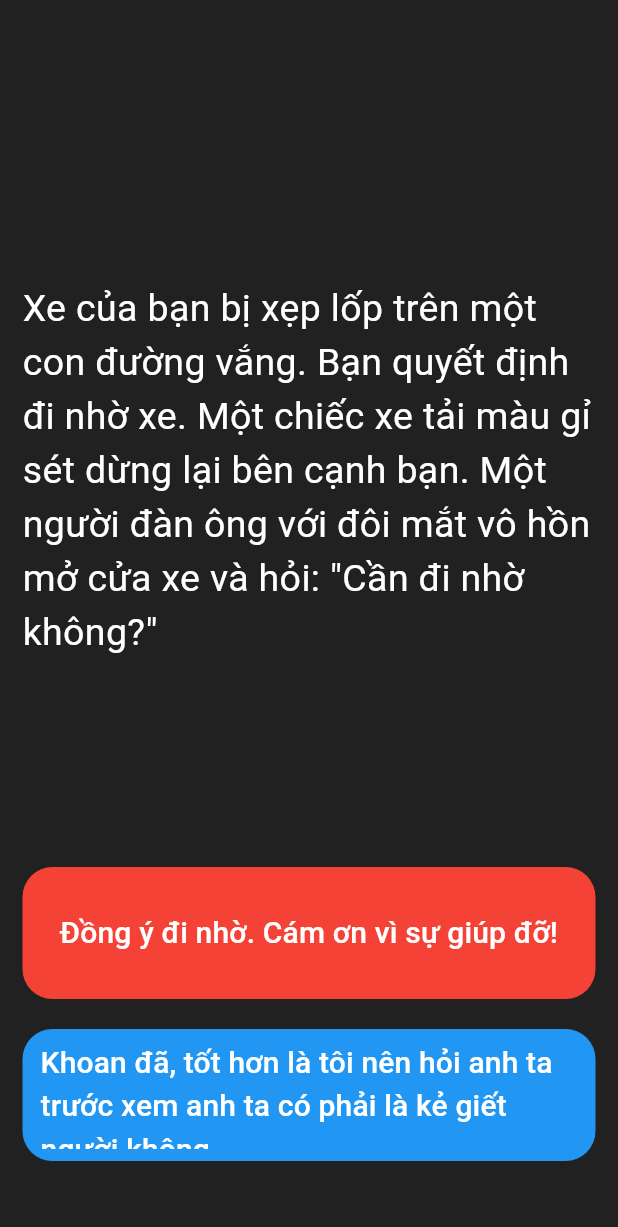
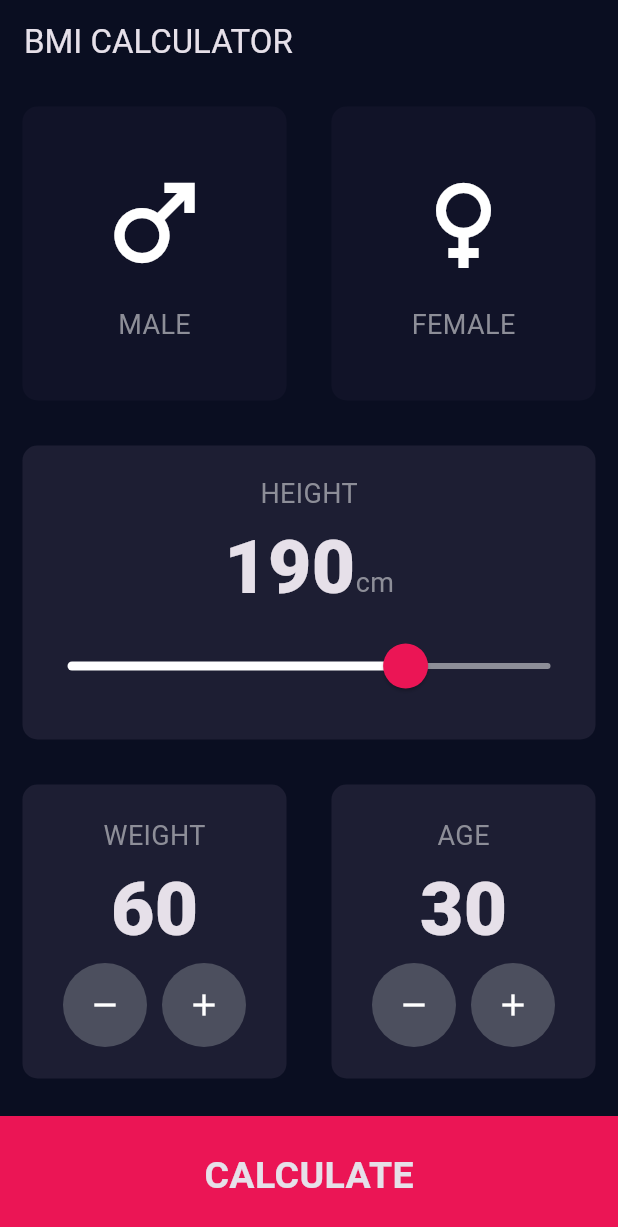
Before and after one commit to PT-LoiX86/Flutter-Practice, a Flutter app: the screen it shows after launch, on a phone screen of 412 x 824 dp. Shown: the top 1227 px of the screen. Run offline on Flutter 3.47's test engine with Material 3 defaults, Android fonts, the phone set to English and light mode, and no system bars.

Commit message:
feat: Lab 7

```diff
--- /dev/null
+++ b/1/flutter_application_1/lib/components/button.dart
@@ -0,0 +1,25 @@
+import 'package:flutter/material.dart';
+
+import '../constants/app.dart';
+
+class Button extends StatelessWidget {
+  final String title;
+  final VoidCallback onPressed;
+
+  const Button({super.key, required this.title, required this.onPressed});
+
+  @override
+  Widget build(BuildContext context) {
+    return GestureDetector(
+      onTap: onPressed,
+      child: Container(
+        width: double.infinity,
+        height: AppDimensions.buttonHeight,
+        margin: const EdgeInsets.only(top: 10),
+        color: AppColors.accent,
+        alignment: Alignment.center,
+        child: Text(title, style: AppTextStyles.largeButton),
+      ),
+    );
+  }
+}
--- /dev/null
+++ b/1/flutter_application_1/lib/components/common_card.dart
@@ -0,0 +1,31 @@
+import 'package:flutter/material.dart';
+
+import '../constants/app.dart';
+
+class CommonCard extends StatelessWidget {
+  final Color color;
+  final Widget child;
+  final VoidCallback? onTap;
+
+  const CommonCard({
+    super.key,
+    required this.color,
+    required this.child,
+    this.onTap,
+  });
+
+  @override
+  Widget build(BuildContext context) {
+    return GestureDetector(
+      onTap: onTap,
+      child: Container(
+        margin: const EdgeInsets.all(AppDimensions.cardMargin),
+        decoration: BoxDecoration(
+          color: color,
+          borderRadius: BorderRadius.circular(AppDimensions.cardRadius),
+        ),
+        child: child,
+      ),
+    );
+  }
+}
--- /dev/null
+++ b/1/flutter_application_1/lib/components/gender_card.dart
@@ -0,0 +1,40 @@
+import 'package:flutter/material.dart';
+
+import '../constants/app.dart';
+import '../models/gender.dart';
+import 'icon_label.dart';
+import 'common_card.dart';
+
+class GenderCard extends StatelessWidget {
+  final Gender gender;
+  final Gender? selectedGender;
+  final IconData icon;
+  final String label;
+  final VoidCallback onTap;
+
+  const GenderCard({
+    super.key,
+    required this.gender,
+    required this.selectedGender,
+    required this.icon,
+    required this.label,
+    required this.onTap,
+  });
+
+  @override
+  Widget build(BuildContext context) {
+    final isSelected = gender == selectedGender;
+
+    Color color = AppColors.inactiveCard;
+
+    if (isSelected) {
+      color = gender == Gender.male ? AppColors.male : AppColors.female;
+    }
+
+    return CommonCard(
+      color: color,
+      onTap: onTap,
+      child: IconLabel(icon: icon, label: label),
+    );
+  }
+}
--- /dev/null
+++ b/1/flutter_application_1/lib/components/icon_button.dart
@@ -0,0 +1,26 @@
+import 'package:flutter/material.dart';
+
+import '../constants/app.dart';
+
+class RoundIconButton extends StatelessWidget {
+  final IconData icon;
+  final VoidCallback onPressed;
+
+  const RoundIconButton({
+    super.key,
+    required this.icon,
+    required this.onPressed,
+  });
+
+  @override
+  Widget build(BuildContext context) {
+    return RawMaterialButton(
+      onPressed: onPressed,
+      elevation: 0,
+      constraints: const BoxConstraints.tightFor(width: 56, height: 56),
+      shape: const CircleBorder(),
+      fillColor: AppColors.roundButton,
+      child: Icon(icon),
+    );
+  }
+}
--- /dev/null
+++ b/1/flutter_application_1/lib/components/icon_label.dart
@@ -0,0 +1,22 @@
+import 'package:flutter/material.dart';
+
+import '../constants/app.dart';
+
+class IconLabel extends StatelessWidget {
+  final IconData icon;
+  final String label;
+
+  const IconLabel({super.key, required this.icon, required this.label});
+
+  @override
+  Widget build(BuildContext context) {
+    return Column(
+      mainAxisAlignment: MainAxisAlignment.center,
+      children: [
+        Icon(icon, size: 80),
+        const SizedBox(height: 15),
+        Text(label, style: AppTextStyles.label),
+      ],
+    );
+  }
+}
--- /dev/null
+++ b/1/flutter_application_1/lib/components/number_adjuster_card.dart
@@ -0,0 +1,42 @@
+import 'package:flutter/material.dart';
+
+import '../constants/app.dart';
+import 'common_card.dart';
+import 'icon_button.dart';
+
+class NumberAdjusterCard extends StatelessWidget {
+  final String label;
+  final int value;
+  final VoidCallback onDecrease;
+  final VoidCallback onIncrease;
+
+  const NumberAdjusterCard({
+    super.key,
+    required this.label,
+    required this.value,
+    required this.onDecrease,
+    required this.onIncrease,
+  });
+
+  @override
+  Widget build(BuildContext context) {
+    return CommonCard(
+      color: AppColors.activeCard,
+      child: Column(
+        mainAxisAlignment: MainAxisAlignment.center,
+        children: [
+          Text(label, style: AppTextStyles.label),
+          Text('$value', style: AppTextStyles.number),
+          Row(
+            mainAxisAlignment: MainAxisAlignment.center,
+            children: [
+              RoundIconButton(icon: Icons.remove, onPressed: onDecrease),
+              const SizedBox(width: 10),
+              RoundIconButton(icon: Icons.add, onPressed: onIncrease),
+            ],
+          ),
+        ],
+      ),
+    );
+  }
+}
--- /dev/null
+++ b/1/flutter_application_1/lib/constants/app.dart
@@ -0,0 +1,44 @@
+import 'package:flutter/material.dart';
+
+class AppColors {
+  static const background = Color(0xFF0A0E21);
+  static const activeCard = Color(0xFF1D1E33);
+  static const inactiveCard = Color(0xFF111328);
+  static const accent = Color(0xFFEB1555);
+  static const roundButton = Color(0xFF4C4F5E);
+
+  static const label = Color(0xFF8D8E98);
+  static const result = Color(0xFF24D876);
+
+  static const male = Colors.blue;
+  static const female = Colors.pink;
+}
+
+class AppDimensions {
+  static const buttonHeight = 80.0;
+  static const cardMargin = 15.0;
+  static const cardRadius = 10.0;
+}
+
+class AppTextStyles {
+  static const label = TextStyle(fontSize: 18, color: AppColors.label);
+
+  static const number = TextStyle(fontSize: 50, fontWeight: FontWeight.w900);
+
+  static const largeButton = TextStyle(
+    fontSize: 25,
+    fontWeight: FontWeight.bold,
+  );
+
+  static const title = TextStyle(fontSize: 50, fontWeight: FontWeight.bold);
+
+  static const result = TextStyle(
+    color: AppColors.result,
+    fontSize: 22,
+    fontWeight: FontWeight.bold,
+  );
+
+  static const bmi = TextStyle(fontSize: 100, fontWeight: FontWeight.bold);
+
+  static const body = TextStyle(fontSize: 22);
+}
--- a/1/flutter_application_1/lib/main.dart
+++ b/1/flutter_application_1/lib/main.dart
@@ -1,103 +1,24 @@
 import 'package:flutter/material.dart';
 
-import 'story.data.dart';
+import 'constants/app.dart';
+import 'screens/input_page.dart';
 
 void main() {
-  runApp(const Destini());
+  runApp(const BMICalculator());
 }
 
-class Destini extends StatelessWidget {
-  const Destini({super.key});
+class BMICalculator extends StatelessWidget {
+  const BMICalculator({super.key});
 
   @override
   Widget build(BuildContext context) {
-    return const MaterialApp(
+    return MaterialApp(
       debugShowCheckedModeBanner: false,
-      home: StoryPage(),
+      theme: ThemeData.dark().copyWith(
+        scaffoldBackgroundColor: AppColors.background,
+        appBarTheme: const AppBarTheme(backgroundColor: AppColors.background),
+      ),
+      home: const InputPage(),
     );
   }
 }
-
-class StoryPage extends StatefulWidget {
-  const StoryPage({super.key});
-
-  @override
-  State<StoryPage> createState() => _StoryPageState();
-}
-
-class _StoryPageState extends State<StoryPage> {
-  final StoryBrain _storyBrain = StoryBrain();
-
-  void _choose(int choiceNumber) {
-    setState(() {
-      _storyBrain.nextStory(choiceNumber);
-    });
-  }
-
-  Widget _buildChoiceButton({
-    required String text,
-    required Color color,
-    required int choiceNumber,
-  }) {
-    return TextButton(
-      onPressed: () => _choose(choiceNumber),
-      style: TextButton.styleFrom(
-        backgroundColor: color,
-        shape: RoundedRectangleBorder(borderRadius: BorderRadius.circular(20)),
-      ),
-      child: Text(
-        text,
-        style: const TextStyle(fontSize: 20, color: Colors.white),
-      ),
-    );
-  }
-
-  @override
-  Widget build(BuildContext context) {
-    return Scaffold(
-      backgroundColor: Colors.grey.shade900,
-      body: SafeArea(
-        child: Padding(
-          padding: const EdgeInsets.symmetric(vertical: 50, horizontal: 15),
-          child: Column(
-            crossAxisAlignment: CrossAxisAlignment.stretch,
-            children: [
-              Expanded(
-                flex: 12,
-                child: Center(
-                  child: Text(
-                    _storyBrain.story,
-                    style: const TextStyle(fontSize: 25, color: Colors.white),
-                  ),
-                ),
-              ),
-
-              Expanded(
-                flex: 2,
-                child: _buildChoiceButton(
-                  text: _storyBrain.choice1,
-                  color: Colors.red,
-                  choiceNumber: 1,
-                ),
-              ),
-
-              const SizedBox(height: 20),
-
-              Expanded(
-                flex: 2,
-                child: Visibility(
-                  visible: _storyBrain.hasChoice2,
-                  child: _buildChoiceButton(
-                    text: _storyBrain.choice2,
-                    color: Colors.blue,
-                    choiceNumber: 2,
-                  ),
-                ),
-              ),
-            ],
-          ),
-        ),
-      ),
-    );
-  }
-}
--- /dev/null
+++ b/1/flutter_application_1/lib/models/gender.dart
@@ -0,0 +1 @@
+enum Gender { male, female }
--- /dev/null
+++ b/1/flutter_application_1/lib/screens/input_page.dart
@@ -0,0 +1,168 @@
+import 'package:flutter/material.dart';
+
+import '../components/button.dart';
+import '../components/gender_card.dart';
+import '../components/number_adjuster_card.dart';
+import '../components/common_card.dart';
+import '../constants/app.dart';
+import '../models/gender.dart';
+import '../services/calculator.dart';
+import 'result_page.dart';
+
+class InputPage extends StatefulWidget {
+  const InputPage({super.key});
+
+  @override
+  State<InputPage> createState() => _InputPageState();
+}
+
+class _InputPageState extends State<InputPage> {
+  Gender? _selectedGender;
+
+  int _height = 190;
+  int _weight = 60;
+  int _age = 30;
+
+  void _selectGender(Gender gender) {
+    setState(() {
+      _selectedGender = gender;
+    });
+  }
+
+  void _calculateBMI() {
+    final calculator = CalculatorBrain(height: _height, weight: _weight);
+
+    Navigator.push(
+      context,
+      MaterialPageRoute(
+        builder: (context) => ResultsPage(
+          bmiResult: calculator.bmi,
+          resultText: calculator.result,
+          interpretation: calculator.interpretation,
+        ),
+      ),
+    );
+  }
+
+  @override
+  Widget build(BuildContext context) {
+    return Scaffold(
+      appBar: AppBar(title: const Text('BMI CALCULATOR')),
+      body: Column(
+        crossAxisAlignment: CrossAxisAlignment.stretch,
+        children: [
+          Expanded(
+            child: Row(
+              children: [
+                Expanded(
+                  child: GenderCard(
+                    gender: Gender.male,
+                    selectedGender: _selectedGender,
+                    icon: Icons.male,
+                    label: 'MALE',
+                    onTap: () => _selectGender(Gender.male),
+                  ),
+                ),
+                Expanded(
+                  child: GenderCard(
+                    gender: Gender.female,
+                    selectedGender: _selectedGender,
+                    icon: Icons.female,
+                    label: 'FEMALE',
+                    onTap: () => _selectGender(Gender.female),
+                  ),
+                ),
+              ],
+            ),
+          ),
+
+          Expanded(
+            child: CommonCard(
+              color: AppColors.activeCard,
+              child: Column(
+                mainAxisAlignment: MainAxisAlignment.center,
+                children: [
+                  const Text('HEIGHT', style: AppTextStyles.label),
+                  Row(
+                    mainAxisAlignment: MainAxisAlignment.center,
+                    crossAxisAlignment: CrossAxisAlignment.baseline,
+                    textBaseline: TextBaseline.alphabetic,
+                    children: [
+                      Text('$_height', style: AppTextStyles.number),
+                      const Text('cm', style: AppTextStyles.label),
+                    ],
+                  ),
+                  SliderTheme(
+                    data: SliderTheme.of(context).copyWith(
+                      inactiveTrackColor: AppColors.label,
+                      activeTrackColor: Colors.white,
+                      thumbColor: AppColors.accent,
+                      overlayColor: AppColors.accent.withValues(alpha: 0.16),
+                      thumbShape: const RoundSliderThumbShape(
+                        enabledThumbRadius: 15,
+                      ),
+                      overlayShape: const RoundSliderOverlayShape(
+                        overlayRadius: 30,
+                      ),
+                    ),
+                    child: Slider(
+                      value: _height.toDouble(),
+                      min: 120,
+                      max: 220,
+                      onChanged: (value) {
+                        setState(() {
+                          _height = value.round();
+                        });
+                      },
+                    ),
+                  ),
+                ],
+              ),
+            ),
+          ),
+
+          Expanded(
+            child: Row(
+              children: [
+                Expanded(
+                  child: NumberAdjusterCard(
+                    label: 'WEIGHT',
+                    value: _weight,
+                    onDecrease: () {
+                      setState(() {
+                        _weight--;
+                      });
+                    },
+                    onIncrease: () {
+                      setState(() {
+                        _weight++;
+                      });
+                    },
+                  ),
+                ),
+                Expanded(
+                  child: NumberAdjusterCard(
+                    label: 'AGE',
+                    value: _age,
+                    onDecrease: () {
+                      setState(() {
+                        _age--;
+                      });
+                    },
+                    onIncrease: () {
+                      setState(() {
+                        _age++;
+                      });
+                    },
+                  ),
+                ),
+              ],
+            ),
+          ),
+
+          Button(title: 'CALCULATE', onPressed: _calculateBMI),
+        ],
+      ),
+    );
+  }
+}
--- /dev/null
+++ b/1/flutter_application_1/lib/screens/result_page.dart
@@ -0,0 +1,64 @@
+import 'package:flutter/material.dart';
+
+import '../components/button.dart';
+import '../components/common_card.dart';
+import '../constants/app.dart';
+
+class ResultsPage extends StatelessWidget {
+  final String bmiResult;
+  final String resultText;
+  final String interpretation;
+
+  const ResultsPage({
+    super.key,
+    required this.bmiResult,
+    required this.resultText,
+    required this.interpretation,
+  });
+
+  @override
+  Widget build(BuildContext context) {
+    return Scaffold(
+      appBar: AppBar(title: const Text('BMI CALCULATOR RESULTS')),
+      body: Column(
+        crossAxisAlignment: CrossAxisAlignment.stretch,
+        children: [
+          const Expanded(
+            child: Padding(
+              padding: EdgeInsets.all(15),
+              child: Align(
+                alignment: Alignment.bottomLeft,
+                child: Text('Your Result', style: AppTextStyles.title),
+              ),
+            ),
+          ),
+          Expanded(
+            flex: 5,
+            child: CommonCard(
+              color: AppColors.activeCard,
+              child: Column(
+                mainAxisAlignment: MainAxisAlignment.spaceEvenly,
+                children: [
+                  Text(resultText, style: AppTextStyles.result),
+                  Text(bmiResult, style: AppTextStyles.bmi),
+                  Padding(
+                    padding: const EdgeInsets.symmetric(horizontal: 20),
+                    child: Text(
+                      interpretation,
+                      textAlign: TextAlign.center,
+                      style: AppTextStyles.body,
+                    ),
+                  ),
+                ],
+              ),
+            ),
+          ),
+          Button(
+            title: 'RE-CALCULATE',
+            onPressed: () => Navigator.pop(context),
+          ),
+        ],
+      ),
+    );
+  }
+}
--- /dev/null
+++ b/1/flutter_application_1/lib/services/calculator.dart
@@ -0,0 +1,42 @@
+import 'dart:math';
+
+class CalculatorBrain {
+  final int height;
+  final int weight;
+
+  const CalculatorBrain({required this.height, required this.weight});
+
+  double get _bmi {
+    return weight / pow(height / 100, 2);
+  }
+
+  String get bmi {
+    return _bmi.toStringAsFixed(1);
+  }
+
+  String get result {
+    if (_bmi >= 25) {
+      return 'OVERWEIGHT';
+    }
+
+    if (_bmi > 18.5) {
+      return 'NORMAL';
+    }
+
+    return 'UNDERWEIGHT';
+  }
+
+  String get interpretation {
+    if (_bmi >= 25) {
+      return 'You have a higher than normal body weight. '
+          'Try to exercise more.';
+    }
+
+    if (_bmi > 18.5) {
+      return 'You have a normal body weight. Good job!';
+    }
+
+    return 'You have a lower than normal body weight. '
+        'You may want to eat a little more.';
+  }
+}
--- a/1/flutter_application_1/lib/story.class.dart
+++ /dev/null
@@ -1,11 +0,0 @@
-class Story {
-  final String storyTitle;
-  final String choice1;
-  final String choice2;
-
-  const Story({
-    required this.storyTitle,
-    required this.choice1,
-    required this.choice2,
-  });
-}
--- a/1/flutter_application_1/lib/story.data.dart
+++ /dev/null
@@ -1,85 +0,0 @@
-import 'story.class.dart';
-
-class StoryBrain {
-  static const List<Story> _stories = [
-    Story(
-      storyTitle:
-          'Xe của bạn bị xẹp lốp trên một con đường vắng. Bạn quyết định đi nhờ xe. '
-          'Một chiếc xe tải màu gỉ sét dừng lại bên cạnh bạn. Một người đàn ông với '
-          'đôi mắt vô hồn mở cửa xe và hỏi: "Cần đi nhờ không?"',
-      choice1: 'Đồng ý đi nhờ. Cám ơn vì sự giúp đỡ!',
-      choice2: 'Khoan đã, tốt hơn là tôi nên hỏi anh ta trước xem anh ta có phải là kẻ giết người không.',
-    ),
-    Story(
-      storyTitle: 'Anh ta từ từ gật đầu, không hề e ngại với câu hỏi.',
-      choice1: 'Ít ra anh ta cũng trung thực. Lên xe thôi.',
-      choice2: 'Thôi, tôi nghĩ tôi nên đi bộ.',
-    ),
-    Story(
-      storyTitle:
-          'Khi bạn bắt đầu lái xe, người đàn ông lạ mặt bắt đầu nói về '
-          'mối quan hệ của anh ta với mẹ của anh ta. Mọi chuyện ngày càng '
-          'trở nên kỳ quái. Anh ta yêu cầu bạn mở ngăn đựng găng tay. '
-          'Bên trong bạn tìm thấy một con dao dính máu, 2 ngón tay bị '
-          'cắt đứt và một cuốn băng cassette Elton John.',
-      choice1: 'Tôi thích Elton John! Đưa tôi cuốn băng đó.',
-      choice2: 'Chạy trốn thôi!',
-    ),
-    Story(
-      storyTitle:
-          'Chà, hóa ra anh ta là một người tốt. Anh ta hát theo cuốn '
-          'băng trong khi chở bạn đến trạm xăng tiếp theo.',
-      choice1: 'Bắt đầu lại',
-      choice2: '',
-    ),
-    Story(
-      storyTitle:
-          'Khi bạn chạy qua lan can can hộ, bạn vô tình vấp phải ổ gà '
-          'và ngã. Anh ta bắt kịp bạn...',
-      choice1: 'Bắt đầu lại',
-      choice2: '',
-    ),
-    Story(
-      storyTitle:
-          'Bạn đi bộ một lúc thì kiệt sức và một chiếc xe tải khác '
-          'đi qua chạy mất. Có vẻ như bạn không gặp may.',
-      choice1: 'Bắt đầu lại',
-      choice2: '',
-    ),
-  ];
-
-  int _storyNumber = 0;
-
-  Story get _currentStory => _stories[_storyNumber];
-
-  String get story => _currentStory.storyTitle;
-
-  String get choice1 => _currentStory.choice1;
-
-  String get choice2 => _currentStory.choice2;
-
-  bool get hasChoice2 => _storyNumber <= 2;
-
-  void nextStory(int choiceNumber) {
-    switch (_storyNumber) {
-      case 0:
-        _storyNumber = choiceNumber == 1 ? 2 : 1;
-        break;
-
-      case 1:
-        _storyNumber = choiceNumber == 1 ? 2 : 5;
-        break;
-
-      case 2:
-        _storyNumber = choiceNumber == 1 ? 3 : 4;
-        break;
-
-      default:
-        restart();
-    }
-  }
-
-  void restart() {
-    _storyNumber = 0;
-  }
-}
```
Also changed, not shown: 1/flutter_application_1/image.png.
